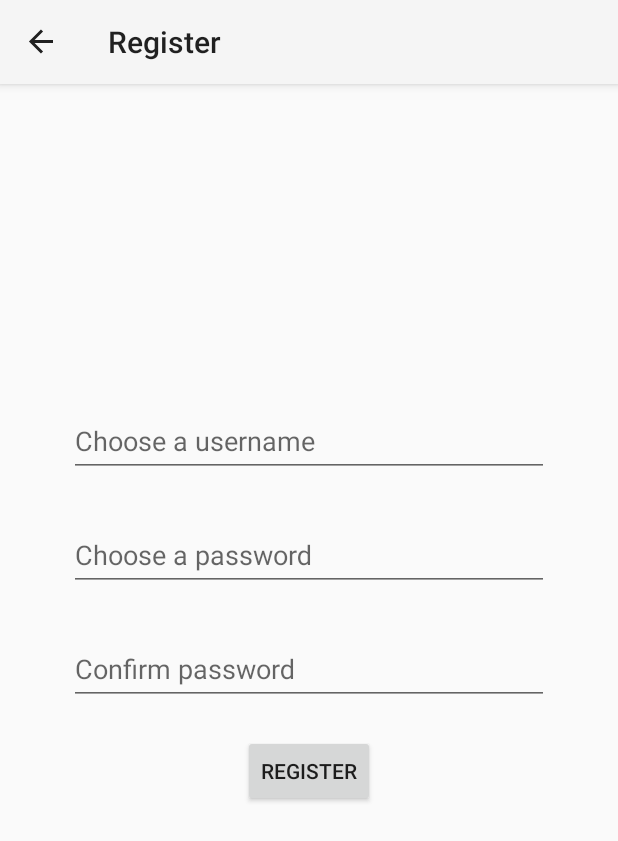
After one commit to Mic98-git/Pong, an Android app: the RegisterFragment screen opened through its navigation route, on a phone screen of 412 x 824 dp. The commit adds this screen. Shown: the top 841 px of the screen. Run offline under Robolectric (Android 15) with nearby library versions, the phone set to English and light mode, and no system bars; our stand-ins replace navigation-ui.

Commit message:
form fragment created

```diff
--- a/PongGame/app/src/main/java/com/example/ponggame/LoginFragment.kt
+++ b/PongGame/app/src/main/java/com/example/ponggame/LoginFragment.kt
@@ -12,7 +12,6 @@ import android.widget.Toast
 import androidx.appcompat.app.AppCompatActivity
 import androidx.constraintlayout.widget.ConstraintLayout
 import androidx.navigation.findNavController
-import androidx.recyclerview.widget.RecyclerView
 import com.example.ponggame.databinding.FragmentLoginBinding
 
 class LoginFragment : Fragment() {
@@ -48,10 +47,10 @@ class LoginFragment : Fragment() {
     }
 
     override fun onViewCreated(view: View, savedInstanceState: Bundle?) {
-        constraintLayout = binding.constraintLayout
+        constraintLayout = binding.loginConstraintLayout
 
-        val button = view.findViewById<Button>(R.id.login_button)
-        button.setOnClickListener {
+        val loginButton = view.findViewById<Button>(R.id.login_button)
+        loginButton.setOnClickListener {
             getUserData()
             if(insertedPassword.equals("palle")) {
                 view.findNavController().navigate(
@@ -68,6 +67,14 @@ class LoginFragment : Fragment() {
                 ).show()
             }
         }
+
+        val registerButton = view.findViewById<Button>(R.id.signup_button)
+        registerButton.setOnClickListener {
+            view.findNavController().navigate(
+                LoginFragmentDirections
+                    .actionLoginFragmentToRegisterFragment()
+            )
+        }
     }
 
     override fun onDestroyView() {
--- a/PongGame/app/src/main/java/com/example/ponggame/MenuFragment.kt
+++ b/PongGame/app/src/main/java/com/example/ponggame/MenuFragment.kt
@@ -19,7 +19,7 @@ class MenuFragment : Fragment() {
     private var _binding: FragmentMenuBinding? = null
     private val binding get() = _binding!!
     private lateinit var constraintLayout: ConstraintLayout
-    private val args: MenuFragmentArgs by navArgs()
+    private val args: MenuFragmentArgs by this.navArgs()
 
 
     override fun onCreateView(
@@ -33,7 +33,7 @@ class MenuFragment : Fragment() {
     }
 
     override fun onViewCreated(view: View, savedInstanceState: Bundle?) {
-        constraintLayout = binding.constraintLayout
+        constraintLayout = binding.menuConstraintLayout
         // passing username parameter
         view.findViewById<TextView>(R.id.username_text_view).text = args.username
 
--- a/PongGame/app/src/main/java/com/example/ponggame/RankingListFragment.kt
+++ b/PongGame/app/src/main/java/com/example/ponggame/RankingListFragment.kt
@@ -33,7 +33,7 @@ class RankingListFragment : Fragment() {
     }
 
     override fun onViewCreated(view: View, savedInstanceState: Bundle?) {
-        recyclerView = binding.recyclerView
+        recyclerView = binding.rankingRecyclerView
     }
 
     override fun onDestroyView() {
--- /dev/null
+++ b/PongGame/app/src/main/java/com/example/ponggame/RegisterFragment.kt
@@ -0,0 +1,70 @@
+package com.example.ponggame
+
+import android.os.Bundle
+import android.util.Log
+import androidx.fragment.app.Fragment
+import android.view.LayoutInflater
+import android.view.View
+import android.view.ViewGroup
+import android.widget.Button
+import android.widget.EditText
+import android.widget.TextView
+import androidx.appcompat.app.AppCompatActivity
+import androidx.constraintlayout.widget.ConstraintLayout
+import com.example.ponggame.databinding.FragmentRegisterBinding
+
+class RegisterFragment : Fragment() {
+
+    private var _binding: FragmentRegisterBinding? = null
+    private val binding get() = _binding!!
+    private lateinit var constraintLayout: ConstraintLayout
+
+    private lateinit var insertedUsername: String
+    private lateinit var insertedPassword: String
+    private lateinit var confirmedPassword: String
+
+    fun getUserData(): Array<String>{
+        insertedUsername = constraintLayout
+            .findViewById<EditText>(
+                R.id.username_register_edit_text
+            ).text.toString()
+        insertedPassword = constraintLayout
+            .findViewById<EditText>(
+                R.id.password_register_edit_text
+            ).text.toString()
+        confirmedPassword = constraintLayout
+            .findViewById<EditText>(
+                R.id.confirm_password_register_edit_text
+            ).text.toString()
+        //fare funzione getUsername, getPassword, getConfirmedPassword
+        // al posto di questa
+        //val userData =
+    }
+
+    fun checkPassword(str1: String, str2:String): Boolean{
+        return str1.equals(str2)
+    }
+
+    override fun onCreateView(
+        inflater: LayoutInflater, container: ViewGroup?,
+        savedInstanceState: Bundle?
+    ): View? {
+        _binding = FragmentRegisterBinding.inflate(inflater, container, false)
+        setActivityTitle("Register")
+        return binding.root
+    }
+
+    override fun onViewCreated(view: View, savedInstanceState: Bundle?) {
+        constraintLayout = binding.registerConstraintLayout
+        val registerButton = view.findViewById<Button>(R.id.register_button)
+        registerButton.setOnClickListener {
+
+        }
+
+    }
+
+    private fun Fragment.setActivityTitle(title: String) {
+        (activity as AppCompatActivity?)!!.supportActionBar?.title = title
+    }
+
+}
--- /dev/null
+++ b/PongGame/app/src/main/res/drawable/ic_user_100.xml
@@ -0,0 +1,5 @@
+<vector android:height="100dp" android:tint="?attr/colorControlNormal"
+    android:viewportHeight="24" android:viewportWidth="24"
+    android:width="100dp" xmlns:android="http://schemas.android.com/apk/res/android">
+    <path android:fillColor="@android:color/white" android:pathData="M12,12c2.21,0 4,-1.79 4,-4s-1.79,-4 -4,-4 -4,1.79 -4,4 1.79,4 4,4zM12,14c-2.67,0 -8,1.34 -8,4v2h16v-2c0,-2.66 -5.33,-4 -8,-4z"/>
+</vector>
--- a/PongGame/app/src/main/res/layout/fragment_login.xml
+++ b/PongGame/app/src/main/res/layout/fragment_login.xml
@@ -2,7 +2,7 @@
 <androidx.constraintlayout.widget.ConstraintLayout xmlns:android="http://schemas.android.com/apk/res/android"
     xmlns:app="http://schemas.android.com/apk/res-auto"
     xmlns:tools="http://schemas.android.com/tools"
-    android:id="@+id/constraint_layout"
+    android:id="@+id/login_constraint_layout"
     android:layout_width="match_parent"
     android:layout_height="match_parent"
     android:orientation="vertical"
@@ -73,6 +73,7 @@
         android:layout_height="wrap_content"
         android:layout_marginTop="20dp"
         android:text="Log in"
+        app:cornerRadius="24dp"
         app:layout_constraintEnd_toEndOf="parent"
         app:layout_constraintStart_toStartOf="parent"
         app:layout_constraintTop_toBottomOf="@id/password_login" />
--- a/PongGame/app/src/main/res/layout/fragment_menu.xml
+++ b/PongGame/app/src/main/res/layout/fragment_menu.xml
@@ -2,7 +2,7 @@
 <androidx.constraintlayout.widget.ConstraintLayout xmlns:android="http://schemas.android.com/apk/res/android"
     xmlns:app="http://schemas.android.com/apk/res-auto"
     xmlns:tools="http://schemas.android.com/tools"
-    android:id="@+id/constraint_layout"
+    android:id="@+id/menu_constraint_layout"
     android:layout_width="match_parent"
     android:layout_height="match_parent"
     android:orientation="vertical"
@@ -73,6 +73,7 @@
         android:layout_height="wrap_content"
         android:layout_marginBottom="60dp"
         android:text="New Game"
+        app:cornerRadius="24dp"
         app:layout_constraintBottom_toBottomOf="parent"
         app:layout_constraintBottom_toTopOf="@id/ranking_list_button"
         app:layout_constraintEnd_toEndOf="parent"
@@ -83,6 +84,7 @@
         android:layout_width="wrap_content"
         android:layout_height="wrap_content"
         android:text="Ranking List"
+        app:cornerRadius="24dp"
         app:layout_constraintBottom_toBottomOf="parent"
         app:layout_constraintEnd_toEndOf="parent"
         app:layout_constraintStart_toStartOf="parent"
@@ -94,6 +96,7 @@
         android:layout_height="wrap_content"
         android:layout_marginTop="60dp"
         android:text="Settings"
+        app:cornerRadius="24dp"
         app:layout_constraintEnd_toEndOf="parent"
         app:layout_constraintStart_toStartOf="parent"
         app:layout_constraintTop_toBottomOf="@id/ranking_list_button" />
--- a/PongGame/app/src/main/res/layout/fragment_ranking_list.xml
+++ b/PongGame/app/src/main/res/layout/fragment_ranking_list.xml
@@ -6,7 +6,7 @@
     tools:context=".RankingListFragment">
 
     <androidx.recyclerview.widget.RecyclerView
-        android:id="@+id/recycler_view"
+        android:id="@+id/ranking_recycler_view"
         android:layout_width="match_parent"
         android:layout_height="match_parent"
         android:clipToPadding="false"
--- /dev/null
+++ b/PongGame/app/src/main/res/layout/fragment_register.xml
@@ -0,0 +1,75 @@
+<?xml version="1.0" encoding="utf-8"?>
+<androidx.constraintlayout.widget.ConstraintLayout xmlns:android="http://schemas.android.com/apk/res/android"
+    xmlns:app="http://schemas.android.com/apk/res-auto"
+    xmlns:tools="http://schemas.android.com/tools"
+    android:id="@+id/register_constraint_layout"
+    android:layout_width="match_parent"
+    android:layout_height="match_parent"
+    android:orientation="vertical"
+    tools:context=".RegisterFragment">
+
+    <com.google.android.material.textfield.TextInputLayout
+        android:id="@+id/username_register"
+        android:layout_width="320dp"
+        android:layout_height="wrap_content"
+        android:layout_marginBottom="300dp"
+        android:hint="Choose a username"
+        app:layout_constraintBottom_toBottomOf="parent"
+        app:layout_constraintEnd_toEndOf="parent"
+        app:layout_constraintStart_toStartOf="parent"
+        app:layout_constraintTop_toTopOf="parent">
+
+        <com.google.android.material.textfield.TextInputEditText
+            android:id="@+id/username_register_edit_text"
+            android:layout_width="match_parent"
+            android:layout_height="wrap_content"
+            android:inputType="text" />
+
+    </com.google.android.material.textfield.TextInputLayout>
+
+    <com.google.android.material.textfield.TextInputLayout
+        android:id="@+id/password_register"
+        android:layout_width="320dp"
+        android:layout_height="wrap_content"
+        android:layout_marginTop="20dp"
+        android:hint="Choose a password"
+        app:layout_constraintEnd_toEndOf="parent"
+        app:layout_constraintStart_toStartOf="parent"
+        app:layout_constraintTop_toBottomOf="@id/username_register">
+
+        <com.google.android.material.textfield.TextInputEditText
+            android:id="@+id/password_register_edit_text"
+            android:layout_width="match_parent"
+            android:layout_height="wrap_content"
+            android:inputType="textPassword" />
+    </com.google.android.material.textfield.TextInputLayout>
+
+    <com.google.android.material.textfield.TextInputLayout
+        android:id="@+id/confirm_password_register"
+        android:layout_width="320dp"
+        android:layout_height="wrap_content"
+        android:layout_marginTop="20dp"
+        android:hint="Confirm password"
+        app:layout_constraintEnd_toEndOf="parent"
+        app:layout_constraintStart_toStartOf="parent"
+        app:layout_constraintTop_toBottomOf="@id/password_register">
+
+        <com.google.android.material.textfield.TextInputEditText
+            android:id="@+id/confirm_password_register_edit_text"
+            android:layout_width="match_parent"
+            android:layout_height="wrap_content"
+            android:inputType="textPassword" />
+    </com.google.android.material.textfield.TextInputLayout>
+
+    <Button
+        android:id="@+id/register_button"
+        android:layout_width="wrap_content"
+        android:layout_height="wrap_content"
+        android:layout_marginTop="20dp"
+        android:text="Register"
+        app:cornerRadius="24dp"
+        app:layout_constraintEnd_toEndOf="parent"
+        app:layout_constraintStart_toStartOf="parent"
+        app:layout_constraintTop_toBottomOf="@id/confirm_password_register" />
+
+</androidx.constraintlayout.widget.ConstraintLayout>
--- a/PongGame/app/src/main/res/navigation/nav_graph.xml
+++ b/PongGame/app/src/main/res/navigation/nav_graph.xml
@@ -36,5 +36,13 @@
         <action
             android:id="@+id/action_loginFragment_to_menuFragment"
             app:destination="@id/menuFragment" />
+        <action
+            android:id="@+id/action_loginFragment_to_registerFragment"
+            app:destination="@id/registerFragment" />
     </fragment>
+    <fragment
+        android:id="@+id/registerFragment"
+        android:name="com.example.ponggame.RegisterFragment"
+        android:label="fragment_register"
+        tools:layout="@layout/fragment_register" />
 </navigation>
```
Also changed, not shown: PongGame/app/src/main/res/drawable/ic_add_24.xml (added, +10 -0 lines).
